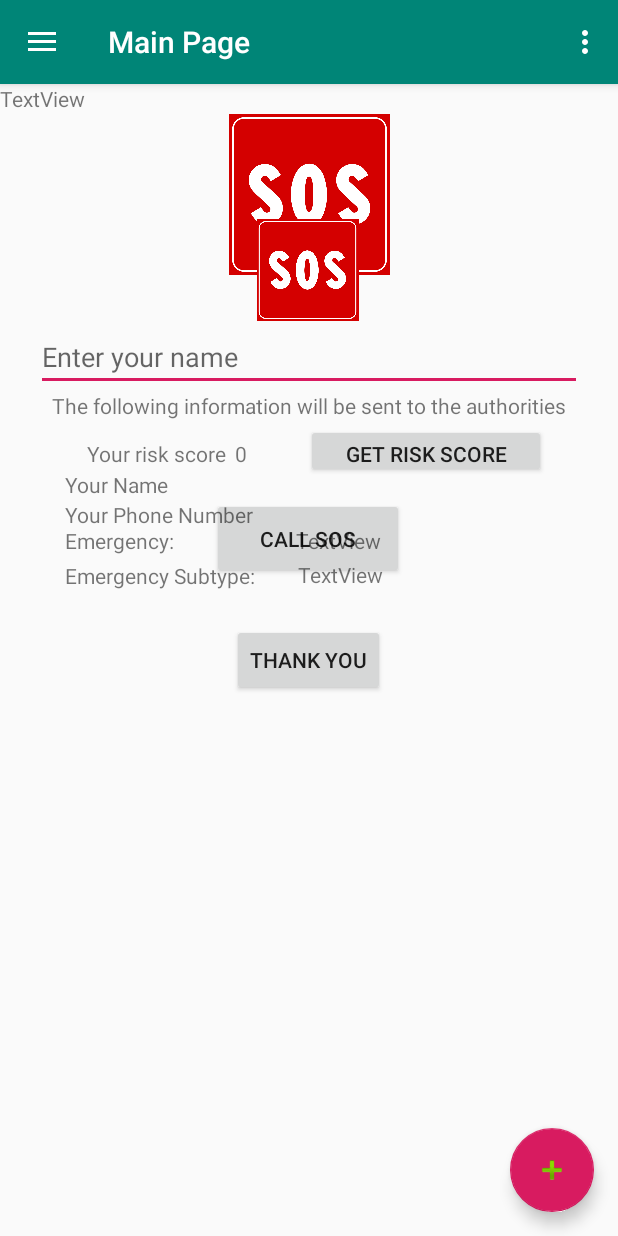
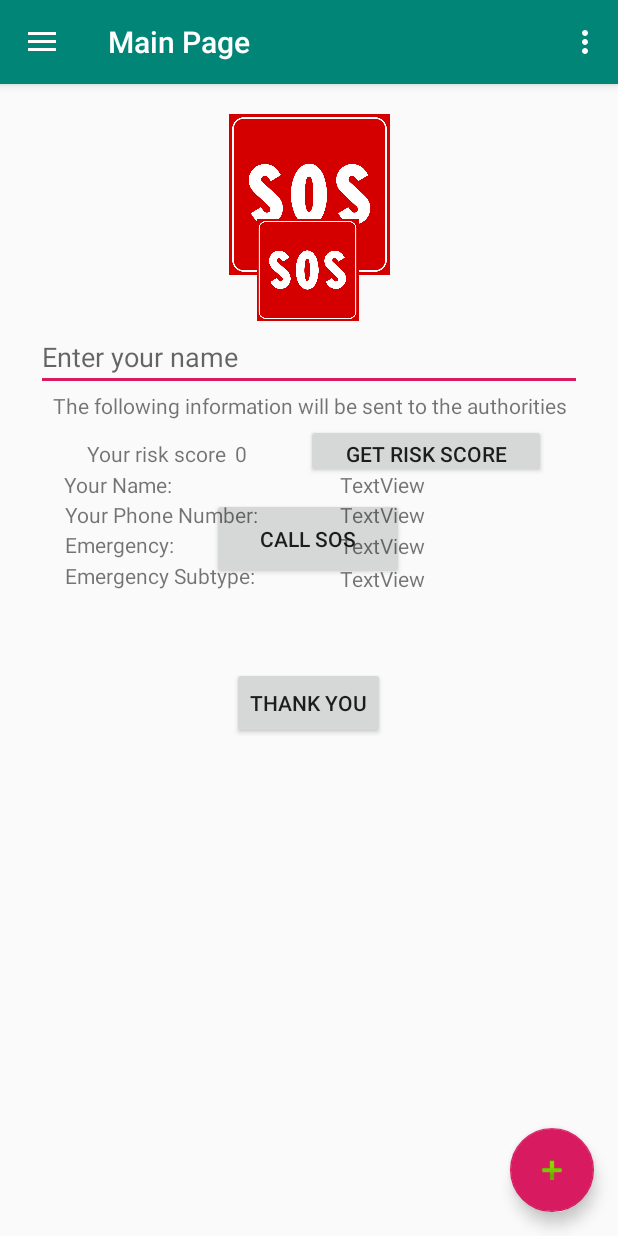
Before and after one commit to jignesh-sjsu/AndroidIncidentApp, an Android app: the fragment AnswerFinalFragment placed in its activity, on a phone screen of 412 x 824 dp. Run offline under Robolectric (Android 15) with nearby library versions, the phone set to English and light mode, and no system bars; our stand-ins replace data binding, navigation-ui.

Commit message:
Added functionality to display choices in the Thank You page

```diff
--- a/app/src/main/java/sjsu/cmpe277/myandroidmulti/AnswerFinalFragment.kt
+++ b/app/src/main/java/sjsu/cmpe277/myandroidmulti/AnswerFinalFragment.kt
@@ -59,7 +59,7 @@ class AnswerFinalFragment : Fragment() {
             binding.textViewEmergencySubtype.text = newSubtype.toString()
         })
 
-        name.yourname.observe(viewLifecycleOwner, Observer { newName ->
+        viewModel.name.observe(viewLifecycleOwner, Observer { newName ->
             binding.textViewName.text = newName.toString()
         })
 
--- a/app/src/main/java/sjsu/cmpe277/myandroidmulti/Question/QuestionFragment.kt
+++ b/app/src/main/java/sjsu/cmpe277/myandroidmulti/Question/QuestionFragment.kt
@@ -51,26 +51,31 @@ class QuestionFragment : Fragment() {
 
         binding.buttonMedical.setOnClickListener {view: View ->
             emergencyOption.emergency.value = "Medical Emergency"
+            emergencyOption.phoneNumber.value = binding.phoneText.text.toString()
             Navigation.findNavController(view).navigate(R.id.action_questionFragment_to_answerOneFragment2)
         }
 
         binding.buttonFire.setOnClickListener {view: View ->
             emergencyOption.emergency.value = "Fire Emergency"
+            emergencyOption.phoneNumber.value = binding.phoneText.text.toString()
             Navigation.findNavController(view).navigate(R.id.action_questionFragment_to_answerTwoFragment2)
         }
 
         binding.buttonPolice.setOnClickListener {view: View ->
             emergencyOption.emergency.value = "Police Emergency"
+            emergencyOption.phoneNumber.value = binding.phoneText.text.toString()
             Navigation.findNavController(view).navigate(R.id.action_questionFragment_to_answerThreeFragment2)
         }
 
         binding.buttonTraffic.setOnClickListener {view: View ->
             emergencyOption.emergency.value = "Traffic Emergency"
+            emergencyOption.phoneNumber.value = binding.phoneText.text.toString()
             Navigation.findNavController(view).navigate(R.id.action_questionFragment_to_answerTrafficFragment)
         }
 
         binding.buttonUtility.setOnClickListener {view: View ->
             emergencyOption.emergency.value = "Utility Emergency"
+            emergencyOption.phoneNumber.value = binding.phoneText.text.toString()
             Navigation.findNavController(view).navigate(R.id.action_questionFragment_to_answerUtilityFragment)
         }
 
--- a/app/src/main/java/sjsu/cmpe277/myandroidmulti/Title/TitleFragment.kt
+++ b/app/src/main/java/sjsu/cmpe277/myandroidmulti/Title/TitleFragment.kt
@@ -34,7 +34,7 @@ const val KEY_INPUTNAME = "inputname_key"
  */
 class TitleFragment : Fragment() {
 
-//    private lateinit var name: AnswerFinalFragmentViewModel
+    private lateinit var yourName: AnswerFinalFragmentViewModel
 
 //    private lateinit var binding: FragmentTitleBinding
 
@@ -71,9 +71,13 @@ class TitleFragment : Fragment() {
             binding.textViewriskscore.text = newRiskscore.toString()
         })
 
+        yourName = activity?.run {
+            ViewModelProviders.of(this).get(AnswerFinalFragmentViewModel::class.java)
+        } ?: throw Exception("Invalid Activity")
+
         binding.button.setOnClickListener { view: View ->
             //viewModel.yourname = binding.inputName.text.toString()
-            viewModel.yourname.value = binding.inputName.text.toString()
+            yourName.name.value = binding.inputName.text.toString()
 //            name.name.value = viewModel.yourname.value
 //            val action = TitleFragmentDirections.actionTitleFragmentToQuestionFragment(riskscore = viewModel.riskscore.value!!)
 //            view.findNavController().navigate(action)
--- a/app/src/main/res/layout/fragment_answer_final.xml
+++ b/app/src/main/res/layout/fragment_answer_final.xml
@@ -26,6 +26,7 @@
             android:layout_width="wrap_content"
             android:layout_height="wrap_content"
             android:text="@string/final_answer"
+            android:textAlignment="center"
             app:layout_constraintBottom_toBottomOf="parent"
             app:layout_constraintEnd_toEndOf="parent"
             app:layout_constraintStart_toStartOf="parent"
@@ -37,41 +38,46 @@
             android:layout_width="wrap_content"
             android:layout_height="wrap_content"
             android:text="@string/button_thankyou"
+            android:textAlignment="center"
             app:layout_constraintBottom_toBottomOf="parent"
             app:layout_constraintEnd_toEndOf="parent"
             app:layout_constraintHorizontal_bias="0.498"
             app:layout_constraintStart_toStartOf="parent"
-            app:layout_constraintTop_toTopOf="parent" />
+            app:layout_constraintTop_toTopOf="parent"
+            app:layout_constraintVertical_bias="0.54" />
 
         <TextView
             android:id="@+id/textViewEmergency"
-            android:layout_width="151dp"
-            android:layout_height="21dp"
+            android:layout_width="180dp"
+            android:layout_height="19dp"
             android:text="TextView"
+            android:textAlignment="textStart"
             app:layout_constraintBottom_toBottomOf="parent"
             app:layout_constraintEnd_toEndOf="parent"
-            app:layout_constraintHorizontal_bias="0.757"
+            app:layout_constraintHorizontal_bias="0.978"
             app:layout_constraintStart_toStartOf="parent"
             app:layout_constraintTop_toTopOf="parent"
-            app:layout_constraintVertical_bias="0.395" />
+            app:layout_constraintVertical_bias="0.398" />
 
         <TextView
             android:id="@+id/textView9"
             android:layout_width="wrap_content"
-            android:layout_height="wrap_content"
+            android:layout_height="19dp"
             android:text="Emergency:"
+            android:textAlignment="textStart"
             app:layout_constraintBottom_toBottomOf="parent"
             app:layout_constraintEnd_toEndOf="parent"
             app:layout_constraintHorizontal_bias="0.127"
             app:layout_constraintStart_toStartOf="parent"
             app:layout_constraintTop_toTopOf="parent"
-            app:layout_constraintVertical_bias="0.394" />
+            app:layout_constraintVertical_bias="0.397" />
 
         <TextView
             android:id="@+id/textView10"
             android:layout_width="wrap_content"
-            android:layout_height="wrap_content"
-            android:text="Your Name"
+            android:layout_height="19dp"
+            android:text="Your Name:"
+            android:textAlignment="textStart"
             app:layout_constraintBottom_toBottomOf="parent"
             app:layout_constraintEnd_toEndOf="parent"
             app:layout_constraintHorizontal_bias="0.126"
@@ -82,8 +88,9 @@
         <TextView
             android:id="@+id/textView11"
             android:layout_width="wrap_content"
-            android:layout_height="wrap_content"
+            android:layout_height="19dp"
             android:text="Emergency Subtype: "
+            android:textAlignment="textStart"
             app:layout_constraintBottom_toBottomOf="parent"
             app:layout_constraintEnd_toEndOf="parent"
             app:layout_constraintHorizontal_bias="0.154"
@@ -93,24 +100,26 @@
 
         <TextView
             android:id="@+id/textViewEmergencySubtype"
-            android:layout_width="wrap_content"
-            android:layout_height="wrap_content"
+            android:layout_width="180dp"
+            android:layout_height="38dp"
             android:text="TextView"
+            android:textAlignment="textStart"
             app:layout_constraintBottom_toBottomOf="parent"
             app:layout_constraintEnd_toEndOf="parent"
-            app:layout_constraintHorizontal_bias="0.559"
+            app:layout_constraintHorizontal_bias="0.978"
             app:layout_constraintStart_toStartOf="parent"
             app:layout_constraintTop_toTopOf="parent"
-            app:layout_constraintVertical_bias="0.424" />
+            app:layout_constraintVertical_bias="0.438" />
 
         <TextView
             android:id="@+id/textViewName"
-            android:layout_width="wrap_content"
-            android:layout_height="wrap_content"
+            android:layout_width="180dp"
+            android:layout_height="19dp"
             android:text="TextView"
+            android:textAlignment="textStart"
             app:layout_constraintBottom_toBottomOf="parent"
             app:layout_constraintEnd_toEndOf="parent"
-            app:layout_constraintHorizontal_bias="0.559"
+            app:layout_constraintHorizontal_bias="0.978"
             app:layout_constraintStart_toStartOf="parent"
             app:layout_constraintTop_toTopOf="parent"
             app:layout_constraintVertical_bias="0.344" />
@@ -118,22 +127,28 @@
         <TextView
             android:id="@+id/textView14"
             android:layout_width="wrap_content"
-            android:layout_height="wrap_content"
-            android:text="Your Phone Number"
+            android:layout_height="19dp"
+            android:text="Your Phone Number:"
+            android:textAlignment="textStart"
             app:layout_constraintBottom_toBottomOf="parent"
             app:layout_constraintEnd_toEndOf="parent"
-            app:layout_constraintHorizontal_bias="0.151"
+            app:layout_constraintHorizontal_bias="0.153"
             app:layout_constraintStart_toStartOf="parent"
             app:layout_constraintTop_toTopOf="parent"
             app:layout_constraintVertical_bias="0.37" />
 
         <TextView
             android:id="@+id/textViewPhoneNumber"
-            android:layout_width="wrap_content"
-            android:layout_height="wrap_content"
+            android:layout_width="180dp"
+            android:layout_height="19dp"
             android:text="TextView"
-            tools:layout_editor_absoluteX="197dp"
-            tools:layout_editor_absoluteY="264dp" />
+            android:textAlignment="textStart"
+            app:layout_constraintBottom_toBottomOf="parent"
+            app:layout_constraintEnd_toEndOf="parent"
+            app:layout_constraintHorizontal_bias="0.978"
+            app:layout_constraintStart_toStartOf="parent"
+            app:layout_constraintTop_toTopOf="parent"
+            app:layout_constraintVertical_bias="0.37" />
 
     </androidx.constraintlayout.widget.ConstraintLayout>
 </layout>
--- a/app/src/main/res/navigation/navigation.xml
+++ b/app/src/main/res/navigation/navigation.xml
@@ -55,7 +55,7 @@
     <fragment
         android:id="@+id/answerTwoFragment"
         android:name="sjsu.cmpe277.myandroidmulti.AnswerFireFragment"
-        android:label="request Fire Assistance"
+        android:label="Request Fire Assistance"
         tools:layout="@layout/fragment_answer_fire">
         <action
             android:id="@+id/action_answerTwoFragment_to_answerFinalFragment"
@@ -106,8 +106,8 @@
     <fragment
         android:id="@+id/answerFinalFragment"
         android:name="sjsu.cmpe277.myandroidmulti.AnswerFinalFragment"
-        android:label="fragment_answer_final"
-        tools:layout="@layout/fragment_answer_final" >
+        android:label="@string/button_thankyou"
+        tools:layout="@layout/fragment_answer_final">
         <action
             android:id="@+id/action_answerFinalFragment_to_titleFragment"
             app:destination="@id/titleFragment" />
--- a/app/src/main/res/values/strings.xml
+++ b/app/src/main/res/values/strings.xml
@@ -38,7 +38,7 @@
     <string name="button_option5">Utility</string>
     <string name="text_question">Please state your emergency</string>
     <string name="button_next">Next</string>
-    <string name="button_thankyou">Thank you</string>
+    <string name="button_thankyou">Thank You</string>
     <string name="about_text">About the App Designer</string>
     <string name="about_title">About</string>
     <string name="drawone_menu">Draw Item One</string>
```
